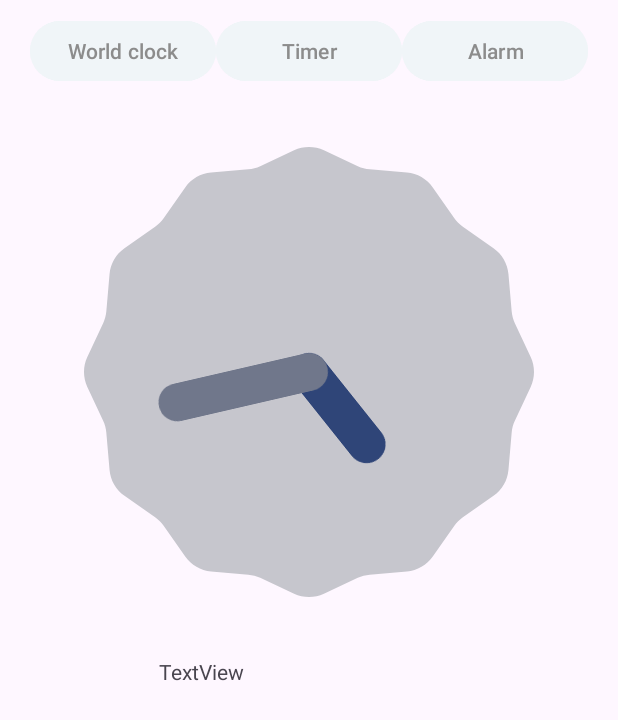
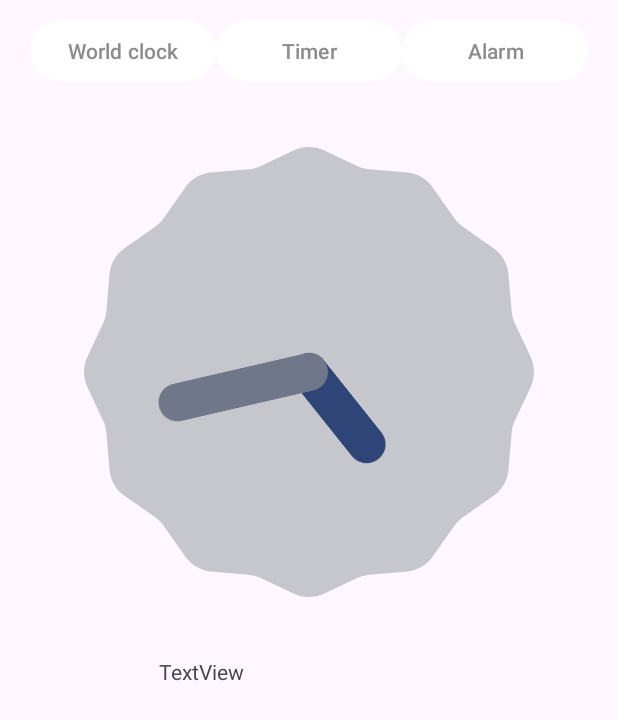
Before and after one commit to t4i-dev/Clock_Application, an Android app: the screen it shows after launch (MainActivity), on a phone screen of 412 x 824 dp. Shown: the top 720 px of the screen. Run offline under Robolectric (Android 15) with nearby library versions, the phone set to English and light mode, and no system bars.

Commit message:
commit before pull

```diff
--- a/app/src/main/java/com/example/clockapplication/MainActivity.java
+++ b/app/src/main/java/com/example/clockapplication/MainActivity.java
@@ -21,6 +21,8 @@ private Button getButton;
         setContentView(R.layout.activity_main);
         buttonAlarm=findViewById(R.id.buttonAlarm);
         buttonTimer=findViewById(R.id.buttonTimer);
+
+
         buttonAlarm.setOnClickListener(new View.OnClickListener() {
             @Override
             public void onClick(View view) {
--- a/app/src/main/res/layout/activity_main.xml
+++ b/app/src/main/res/layout/activity_main.xml
@@ -29,16 +29,16 @@
                 android:id="@+id/butonWorldClock"
                 android:layout_width="124dp"
                 android:layout_height="wrap_content"
-                android:backgroundTint="@color/background"
+                android:backgroundTint="@color/white"
                 android:text="@string/world_clock_string"
                 android:textColor="@color/blurred" />
 
             <Button
                 android:id="@+id/buttonTimer"
                 android:layout_width="124dp"
+                android:backgroundTint="@color/white"
 
                 android:layout_height="wrap_content"
-                android:backgroundTint="@color/background"
                 android:text="@string/timer_string"
                 android:textColor="@color/blurred" />
 
@@ -46,8 +46,7 @@
                 android:id="@+id/buttonAlarm"
                 android:layout_width="124dp"
                 android:layout_height="wrap_content"
-
-                android:backgroundTint="@color/background"
+                android:backgroundTint="@color/white"
                 android:text="@string/alarm_string"
                 android:textColor="@color/blurred" />
 
```
